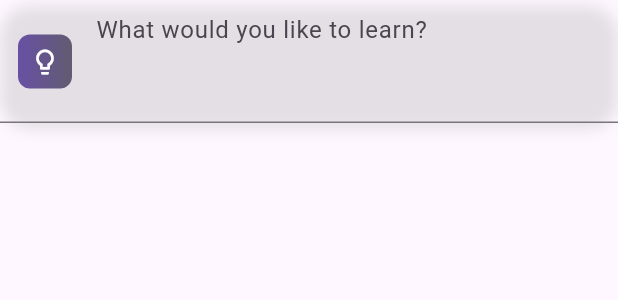
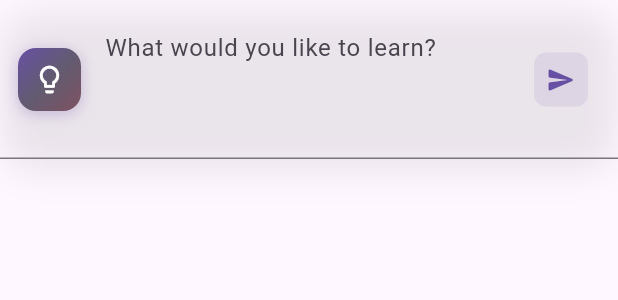
Before and after one commit to shreyaban03/LearnMate, a Flutter app: the PromptInput widget shown alone on an empty page, opened directly with empty values, on a phone screen of 412 x 824 dp. Shown: the top 300 px of the screen. Run offline on Flutter 3.47's test engine with Material 3 defaults, Android fonts, the light colour scheme and no system bars; our stand-ins replace audioplayers, firebase_auth, firebase_core, google_fonts, lottie; accounts and stored records are empty; statements that could not run were skipped.

Commit message:
Update prompt_input.dart

```diff
--- a/learnmate_app/lib/widgets/prompt_input.dart
+++ b/learnmate_app/lib/widgets/prompt_input.dart
@@ -21,30 +21,51 @@ class PromptInput extends StatefulWidget {
 }
 
 class _PromptInputState extends State<PromptInput>
-    with SingleTickerProviderStateMixin {
-  late AnimationController _animationController;
+    with TickerProviderStateMixin {
+  late AnimationController _scaleController;
+  late AnimationController _glowController;
   late Animation<double> _scaleAnimation;
+  late Animation<double> _glowAnimation;
   bool _isFocused = false;
 
   @override
   void initState() {
     super.initState();
-    _animationController = AnimationController(
-      duration: const Duration(milliseconds: 200),
+
+    _scaleController = AnimationController(
+      duration: const Duration(milliseconds: 300),
       vsync: this,
     );
+
+    _glowController = AnimationController(
+      duration: const Duration(milliseconds: 1500),
+      vsync: this,
+    );
+
     _scaleAnimation = Tween<double>(
       begin: 1.0,
-      end: 1.02,
+      end: 1.03,
     ).animate(CurvedAnimation(
-      parent: _animationController,
+      parent: _scaleController,
       curve: Curves.easeInOut,
     ));
+
+    _glowAnimation = Tween<double>(
+      begin: 0.3,
+      end: 1.0,
+    ).animate(CurvedAnimation(
+      parent: _glowController,
+      curve: Curves.easeInOut,
+    ));
+
+    // Start subtle glow animation
+    _glowController.repeat(reverse: true);
   }
 
   @override
   void dispose() {
-    _animationController.dispose();
+    _scaleController.dispose();
+    _glowController.dispose();
     super.dispose();
   }
 
@@ -52,31 +73,44 @@ class _PromptInputState extends State<PromptInput>
     setState(() {
       _isFocused = hasFocus;
     });
-    hasFocus
-        ? _animationController.forward()
-        : _animationController.reverse();
+
+    if (hasFocus) {
+      _scaleController.forward();
+    } else {
+      _scaleController.reverse();
+    }
   }
 
   @override
   Widget build(BuildContext context) {
+    final theme = Theme.of(context);
+
     return Column(
       crossAxisAlignment: CrossAxisAlignment.stretch,
       children: [
         AnimatedBuilder(
-          animation: _scaleAnimation,
+          animation: Listenable.merge([_scaleAnimation, _glowAnimation]),
           builder: (context, child) {
             return Transform.scale(
               scale: _scaleAnimation.value,
               child: Container(
                 decoration: BoxDecoration(
-                  borderRadius: BorderRadius.circular(20),
+                  borderRadius: BorderRadius.circular(25),
                   boxShadow: [
+                    // Main shadow
                     BoxShadow(
-                      color: _isFocused
-                          ? Theme.of(context).colorScheme.primary.withOpacity(0.2)
-                          : Colors.black.withOpacity(0.1),
-                      blurRadius: _isFocused ? 12 : 8,
-                      offset: const Offset(0, 4),
+                      color: Colors.black.withOpacity(0.08),
+                      blurRadius: 20,
+                      offset: const Offset(0, 8),
+                    ),
+                    // Glow effect when focused
+                    if (_isFocused)
+                      BoxShadow(
+                        color: theme.colorScheme.primary.withOpacity(
+                          0.2 * _glowAnimation.value,
+                        ),
+                        blurRadius: 25,
+                        offset: const Offset(0, 0),
                       ),
                   ],
                 ),
@@ -88,42 +122,91 @@ class _PromptInputState extends State<PromptInput>
                     minLines: 3,
                     enabled: !widget.isLoading,
                     onSubmitted: (_) => widget.onSubmit?.call(),
+                    style: theme.textTheme.bodyLarge?.copyWith(
+                      height: 1.4,
+                      color: theme.colorScheme.onSurface,
+                    ),
                     decoration: InputDecoration(
                       hintText: widget.hintText,
+                      hintStyle: theme.inputDecorationTheme.hintStyle,
+
+                      // Enhanced prefix icon with gradient
                       prefixIcon: Container(
                         margin: const EdgeInsets.all(12),
-                        padding: const EdgeInsets.all(8),
+                        padding: const EdgeInsets.all(10),
                         decoration: BoxDecoration(
                           gradient: LinearGradient(
+                            begin: Alignment.topLeft,
+                            end: Alignment.bottomRight,
                             colors: [
-                              Theme.of(context).colorScheme.primary,
-                              Theme.of(context).colorScheme.secondary,
+                              theme.colorScheme.primary,
+                              theme.colorScheme.secondary,
+                              theme.colorScheme.tertiary,
                             ],
                           ),
-                          borderRadius: BorderRadius.circular(8),
+                          borderRadius: BorderRadius.circular(12),
+                          boxShadow: [
+                            BoxShadow(
+                              color: theme.colorScheme.primary.withOpacity(0.3),
+                              blurRadius: 8,
+                              offset: const Offset(0, 2),
+                            ),
+                          ],
                         ),
                         child: const Icon(
-                          Icons.lightbulb_outline,
+                          Icons.lightbulb_outline_rounded,
                           color: Colors.white,
-                          size: 20,
+                          size: 22,
                         ),
                       ),
+
+                      // Loading indicator or submit hint
                       suffixIcon: widget.isLoading
                           ? Container(
                               margin: const EdgeInsets.all(16),
                               width: 20,
                               height: 20,
                               child: CircularProgressIndicator(
-                                strokeWidth: 2,
+                                strokeWidth: 2.5,
                                 valueColor: AlwaysStoppedAnimation<Color>(
-                                  Theme.of(context).colorScheme.primary,
+                                  theme.colorScheme.primary,
                                 ),
                               ),
                             )
-                          : null,
+                          : Container(
+                              margin: const EdgeInsets.all(12),
+                              child: IconButton(
+                                onPressed: widget.onSubmit,
+                                icon: Container(
+                                  padding: const EdgeInsets.all(8),
+                                  decoration: BoxDecoration(
+                                    color: theme.colorScheme.primary.withOpacity(0.1),
+                                    borderRadius: BorderRadius.circular(8),
                                   ),
-                    style: Theme.of(context).textTheme.bodyLarge?.copyWith(
-                          height: 1.4,
+                                  child: Icon(
+                                    Icons.send_rounded,
+                                    color: theme.colorScheme.primary,
+                                    size: 20,
+                                  ),
+                                ),
+                              ),
+                            ),
+
+                      // Apply theme's input decoration
+                      filled: theme.inputDecorationTheme.filled,
+                      fillColor: theme.inputDecorationTheme.fillColor,
+                      border: theme.inputDecorationTheme.border,
+                      enabledBorder: theme.inputDecorationTheme.enabledBorder,
+                      focusedBorder: theme.inputDecorationTheme.focusedBorder?.copyWith(
+                        borderSide: BorderSide(
+                          color: theme.colorScheme.primary,
+                          width: 3,
+                        ),
+                      ),
+                      contentPadding: const EdgeInsets.symmetric(
+                        horizontal: 20,
+                        vertical: 20,
+                      ),
                     ),
                   ),
                 ),
@@ -131,19 +214,44 @@ class _PromptInputState extends State<PromptInput>
             );
           },
         ),
-        if (widget.errorText != null) ...[
-          const SizedBox(height: 8),
-          Padding(
-            padding: const EdgeInsets.symmetric(horizontal: 16),
+
+        // Error text with smooth animation
+        AnimatedSwitcher(
+          duration: const Duration(milliseconds: 300),
+          child: widget.errorText != null
+              ? Container(
+                  key: ValueKey(widget.errorText),
+                  margin: const EdgeInsets.only(top: 12),
+                  padding: const EdgeInsets.symmetric(horizontal: 20, vertical: 8),
+                  decoration: BoxDecoration(
+                    color: theme.colorScheme.error.withOpacity(0.1),
+                    borderRadius: BorderRadius.circular(12),
+                    border: Border.all(
+                      color: theme.colorScheme.error.withOpacity(0.3),
+                    ),
+                  ),
+                  child: Row(
+                    children: [
+                      Icon(
+                        Icons.error_outline_rounded,
+                        color: theme.colorScheme.error,
+                        size: 16,
+                      ),
+                      const SizedBox(width: 8),
+                      Expanded(
                         child: Text(
                           widget.errorText!,
-              style: TextStyle(
-                color: Theme.of(context).colorScheme.error,
-                fontSize: 12,
+                          style: theme.textTheme.bodySmall?.copyWith(
+                            color: theme.colorScheme.error,
+                            fontWeight: FontWeight.w500,
                           ),
                         ),
                       ),
                     ],
+                  ),
+                )
+              : const SizedBox.shrink(),
+        ),
       ],
     );
   }
```
Lines whose indentation alone changed are shown as unchanged.
